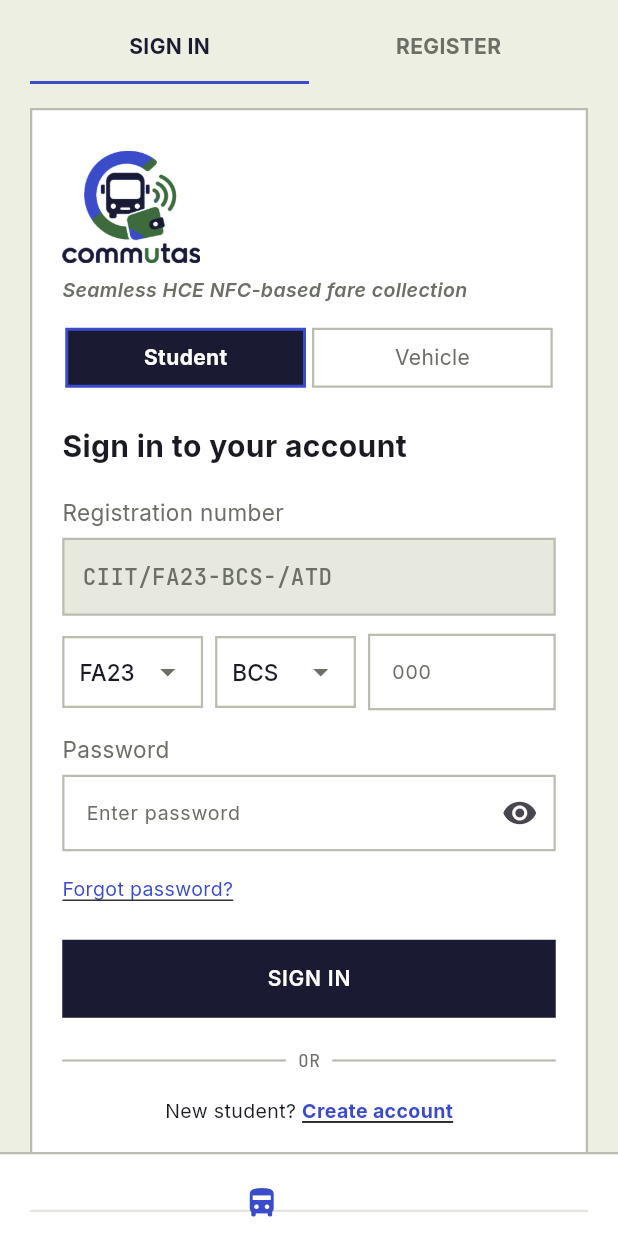
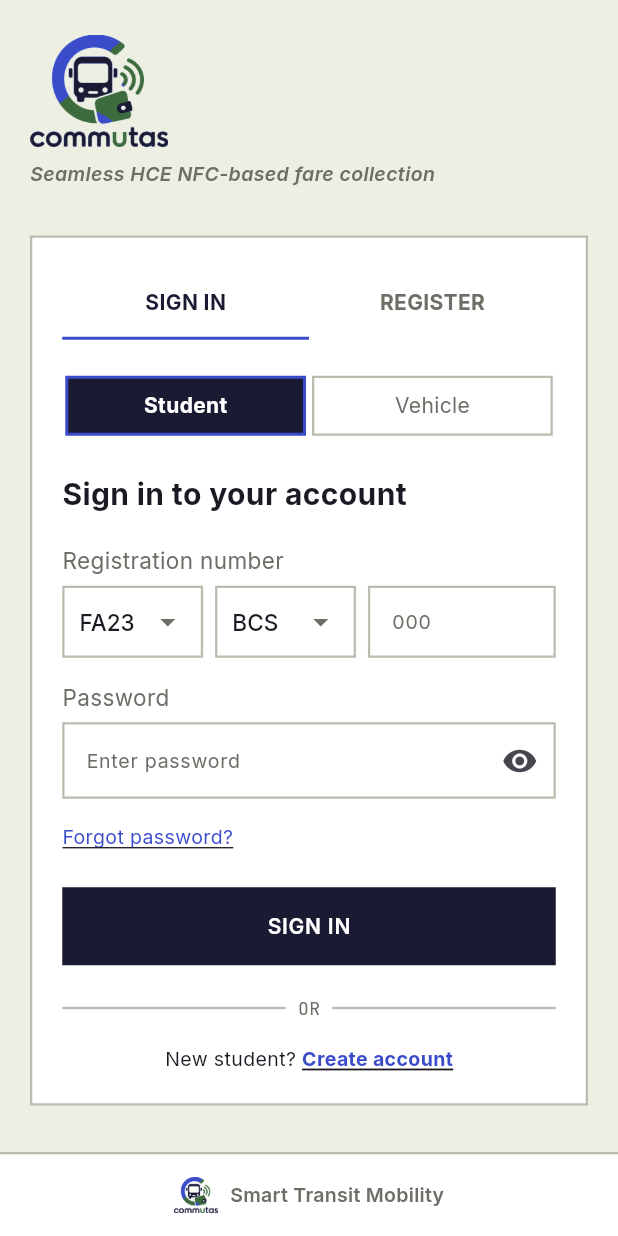
Before and after one commit to Wafa-Amjad/Commutas, a Flutter app: the screen it shows after launch, on a phone screen of 412 x 824 dp. Run offline on Flutter 3.47's test engine with Material 3 defaults, Android fonts, the phone set to English and light mode, and no system bars; our stand-ins replace google_fonts.

Commit message:
Finalized Sign in/up Screen

```diff
--- a/lib/screens/login_signup_screen.dart
+++ b/lib/screens/login_signup_screen.dart
@@ -313,15 +313,15 @@ class _LoginSignupScreenState extends State<LoginSignupScreen> {
             // Main Content Card area
             Expanded(
               child: SingleChildScrollView(
-                padding: const EdgeInsets.only(top: 8.0, bottom: 24.0, left: 20.0, right: 20.0),
+                padding: const EdgeInsets.only(top: 16.0, bottom: 24.0, left: 20.0, right: 20.0),
                 child: Column(
                   crossAxisAlignment: CrossAxisAlignment.stretch,
                   children: [
-                    // Tabs
-                    _buildTabBar(),
+                    // Brand Header: Logo and loopable catchphrase outside the card on top
+                    _AnimatedHeader(isRegisterTab: _isRegisterTab),
                     const SizedBox(height: 16.0),
 
-                    // Main Card containing fields
+                    // Main Card containing switcher and input fields
                     Container(
                       decoration: const BoxDecoration(
                         color: CommutasColors.white,
@@ -333,7 +333,9 @@ class _LoginSignupScreenState extends State<LoginSignupScreen> {
                       child: Column(
                         crossAxisAlignment: CrossAxisAlignment.stretch,
                         children: [
-                          _AnimatedHeader(isRegisterTab: _isRegisterTab),
+                          // Switcher Tabs inside the white card at the top
+                          _buildTabBar(),
+                          const SizedBox(height: 24.0),
                           _isRegisterTab ? _buildRegisterView() : _buildSignInView(),
                         ],
                       ),
@@ -603,25 +605,6 @@ class _LoginSignupScreenState extends State<LoginSignupScreen> {
           style: CommutasTextStyles.fieldLabel,
         ),
         const SizedBox(height: 6.0),
-        // Disabled preview box
-        Container(
-          padding: const EdgeInsets.symmetric(horizontal: 12.0, vertical: 14.0),
-          decoration: const BoxDecoration(
-            color: CommutasColors.sageTint,
-            border: Border.fromBorderSide(
-              BorderSide(color: CommutasColors.lineBorder, width: 1.5),
-            ),
-          ),
-          child: Text(
-            _registrationPreviewText,
-            style: GoogleFonts.jetBrainsMono(
-              fontSize: 15,
-              fontWeight: FontWeight.w500,
-              color: CommutasColors.slateMuted,
-            ),
-          ),
-        ),
-        const SizedBox(height: 12.0),
         // Dropdowns and Roll no input
         Row(
           children: [
@@ -653,6 +636,8 @@ class _LoginSignupScreenState extends State<LoginSignupScreen> {
             const SizedBox(width: 8.0),
             Expanded(
               flex: 4,
+              child: SizedBox(
+                height: 48.0,
                 child: TextFormField(
                   controller: _rollNoController,
                   maxLength: 3,
@@ -665,10 +650,11 @@ class _LoginSignupScreenState extends State<LoginSignupScreen> {
                     hintStyle: CommutasTextStyles.bodySmall.copyWith(color: CommutasColors.slateMuted),
                     filled: true,
                     fillColor: CommutasColors.white,
-                  contentPadding: const EdgeInsets.symmetric(horizontal: 12.0, vertical: 14.0),
+                    contentPadding: const EdgeInsets.symmetric(horizontal: 12.0, vertical: 11.0),
                     enabledBorder: CommutasShapes.inputBorder,
                     focusedBorder: CommutasShapes.inputFocusBorder,
                     errorBorder: CommutasShapes.inputErrorBorder,
+                  ),
                 ),
               ),
             ),
@@ -1117,9 +1103,32 @@ class _LoginSignupScreenState extends State<LoginSignupScreen> {
                   ),
                 ),
               )
-            : const KeyedSubtree(
-                key: ValueKey<String>('moving_bus'),
-                child: _MovingBusAnimation(),
+            : KeyedSubtree(
+                key: const ValueKey<String>('brand_status_strip'),
+                child: Center(
+                  child: Row(
+                    mainAxisSize: MainAxisSize.min,
+                    mainAxisAlignment: MainAxisAlignment.center,
+                    crossAxisAlignment: CrossAxisAlignment.center,
+                    children: [
+                      Image.asset(
+                        'assets/logo_theme_cropped.png',
+                        height: 24,
+                        fit: BoxFit.contain,
+                      ),
+                      const SizedBox(width: 8.0),
+                      Text(
+                        'Smart Transit Mobility',
+                        style: GoogleFonts.inter(
+                          fontSize: 13,
+                          fontWeight: FontWeight.w600,
+                          color: CommutasColors.slateMuted,
+                          letterSpacing: 0.2,
+                        ),
+                      ),
+                    ],
+                  ),
+                ),
               ),
       ),
     );
@@ -1457,76 +1466,6 @@ class _AnimatedHeaderState extends State<_AnimatedHeader> with SingleTickerProvi
   }
 }
 
-// Animated horizontal rolling bus with wheel bounce animation
-class _MovingBusAnimation extends StatefulWidget {
-  const _MovingBusAnimation();
-
-  @override
-  State<_MovingBusAnimation> createState() => _MovingBusAnimationState();
-}
-
-class _MovingBusAnimationState extends State<_MovingBusAnimation> with SingleTickerProviderStateMixin {
-  late final AnimationController _controller;
-  late final Animation<double> _busPosition;
-
-  @override
-  void initState() {
-    super.initState();
-    _controller = AnimationController(
-      duration: const Duration(seconds: 12),
-      vsync: this,
-    );
-
-    _busPosition = Tween<double>(begin: -1.3, end: 1.3).animate(
-      CurvedAnimation(parent: _controller, curve: Curves.linear),
-    );
-
-    _controller.repeat();
-  }
-
-  @override
-  void dispose() {
-    _controller.dispose();
-    super.dispose();
-  }
-
-  @override
-  Widget build(BuildContext context) {
-    return Stack(
-      alignment: Alignment.center,
-      children: [
-        // Road Line
-        Positioned(
-          bottom: 16,
-          left: 20,
-          right: 20,
-          child: Container(
-            height: 1.5,
-            color: CommutasColors.lineBorder.withValues(alpha: 0.4),
-          ),
-        ),
-        // Driving Bus
-        AnimatedBuilder(
-          animation: _controller,
-          builder: (context, child) {
-            final bounce = math.sin(_controller.value * 120) * 1.2;
-            return Align(
-              alignment: Alignment(_busPosition.value, 0.0),
-              child: Transform.translate(
-                offset: Offset(0, bounce + 4),
-                child: const Icon(
-                  Icons.directions_bus_filled,
-                  color: CommutasColors.accentCobalt,
-                  size: 24,
-                ),
-              ),
-            );
-          },
-        ),
-      ],
-    );
-  }
-}
 
 // Marquee Text Widget for horizontal scrolling text headline in bottom bar
 class _MarqueeText extends StatefulWidget {
```
Lines whose indentation alone changed are shown as unchanged.
